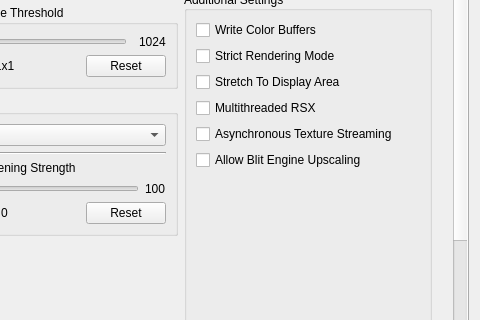
This is rpcs3/rpcs3qt/settings_dialog.ui in RPCS3/rpcs3 as Qt 5 draws it before an edit; both pictures show x 376 to 856 and y 200 to 520 of the 856 by 688 pixel window. The edited form follows.
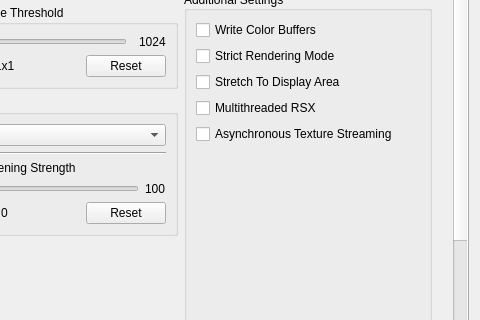
This is the edited form. The open tabs and pages were chosen to show the change. Icons and pictures are not drawn. Custom widgets are drawn as their Qt base class.

Commit message: rsx/qt: Move blit engine upscaling option to debug settings

What changed in the file:
```diff
--- a/rpcs3/rpcs3qt/settings_dialog.ui
+++ b/rpcs3/rpcs3qt/settings_dialog.ui
@@ -996,13 +996,6 @@
                     </property>
                    </widget>
                   </item>
-                  <item>
-                    <widget class="QCheckBox" name="blitEngineScaling">
-                    <property name="text">
-                      <string>Allow Blit Engine Upscaling</string>
-                    </property>
-                    </widget>
-                  </item>
                   <item>
                    <spacer name="additional_settings_spacer">
                     <property name="orientation">
@@ -4457,6 +4450,13 @@
                   </property>
                  </widget>
                 </item>
+                <item>
+                  <widget class="QCheckBox" name="blitEngineScaling">
+                  <property name="text">
+                    <string>Disable Blit Engine Upscaling</string>
+                  </property>
+                  </widget>
+                </item>
                 <item>
                  <widget class="QCheckBox" name="disableFIFOReordering">
                   <property name="text">
```
The commit also changes 6 other files.
